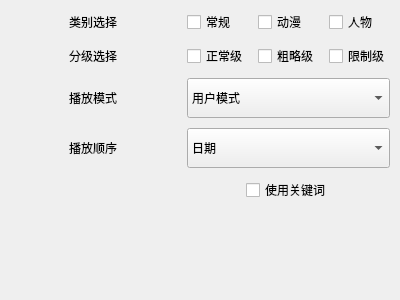
This is FrameFlow/SubAPI/WallPaper/Desktop/SetPage/DesignFile/SetDialog.ui in YUN-LJ/FrameFlow as Qt 5 draws it before an edit. The edited form follows.
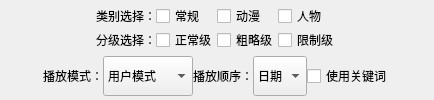
This is the edited form. Custom widgets are drawn as their Qt base class.

Commit message: 已完成壁纸播放主要功能,更改了任务类使用的任务池逻辑用于修复任务池死锁问题

Patch:
```diff
--- a/FrameFlow/SubAPI/WallPaper/Desktop/SetPage/DesignFile/SetDialog.ui
+++ b/FrameFlow/SubAPI/WallPaper/Desktop/SetPage/DesignFile/SetDialog.ui
@@ -6,8 +6,8 @@
    <rect>
     <x>0</x>
     <y>0</y>
-    <width>400</width>
-    <height>300</height>
+    <width>434</width>
+    <height>100</height>
    </rect>
   </property>
   <property name="windowTitle">
@@ -31,97 +31,122 @@
    </property>
    <item>
     <layout class="QGridLayout" name="gridLayout">
-     <property name="leftMargin">
-      <number>10</number>
-     </property>
-     <property name="topMargin">
-      <number>10</number>
-     </property>
-     <property name="rightMargin">
-      <number>10</number>
-     </property>
-     <property name="bottomMargin">
-      <number>10</number>
-     </property>
-     <property name="spacing">
-      <number>10</number>
-     </property>
      <item row="0" column="1">
-      <layout class="QHBoxLayout" name="horizontalLayout">
-       <item>
-        <widget class="CheckBox" name="checkBox_general">
-         <property name="text">
-          <string>常规</string>
-         </property>
-        </widget>
-       </item>
-       <item>
-        <widget class="CheckBox" name="checkBox_anime">
-         <property name="text">
-          <string>动漫</string>
-         </property>
-        </widget>
-       </item>
-       <item>
-        <widget class="CheckBox" name="checkBox_people">
-         <property name="text">
-          <string>人物</string>
-         </property>
-        </widget>
-       </item>
-      </layout>
+      <widget class="SubtitleLabel" name="label_purity">
+       <property name="styleSheet">
+        <string notr="true">font: 14pt &quot;Microsoft YaHei UI&quot;;</string>
+       </property>
+       <property name="text">
+        <string>类别选择：</string>
+       </property>
+      </widget>
      </item>
-     <item row="0" column="0" alignment="Qt::AlignmentFlag::AlignHCenter">
-      <widget class="SubtitleLabel" name="label">
+     <item row="1" column="1">
+      <widget class="SubtitleLabel" name="label_categories">
        <property name="styleSheet">
         <string notr="true">font: 14pt &quot;Microsoft YaHei UI&quot;;</string>
        </property>
        <property name="text">
-        <string>类别选择</string>
+        <string>分级选择：</string>
        </property>
       </widget>
      </item>
-     <item row="3" column="1">
-      <widget class="ComboBox" name="comboBox">
-       <property name="minimumSize">
-        <size>
-         <width>0</width>
-         <height>40</height>
-        </size>
+     <item row="0" column="4">
+      <widget class="CheckBox" name="checkBox_people">
+       <property name="text">
+        <string>人物</string>
        </property>
-       <item>
-        <property name="text">
-         <string>日期</string>
-        </property>
-       </item>
-       <item>
-        <property name="text">
-         <string>随机</string>
-        </property>
-       </item>
       </widget>
      </item>
-     <item row="1" column="0" alignment="Qt::AlignmentFlag::AlignHCenter">
-      <widget class="SubtitleLabel" name="label_2">
-       <property name="styleSheet">
-        <string notr="true">font: 14pt &quot;Microsoft YaHei UI&quot;;</string>
+     <item row="1" column="3">
+      <widget class="CheckBox" name="checkBox_sketchy">
+       <property name="text">
+        <string>粗略级</string>
        </property>
+      </widget>
+     </item>
+     <item row="1" column="2">
+      <widget class="CheckBox" name="checkBox_sfw">
        <property name="text">
-        <string>分级选择</string>
+        <string>正常级</string>
        </property>
       </widget>
      </item>
-     <item row="3" column="0" alignment="Qt::AlignmentFlag::AlignHCenter">
-      <widget class="SubtitleLabel" name="label_order">
+     <item row="0" column="2">
+      <widget class="CheckBox" name="checkBox_general">
+       <property name="text">
+        <string>常规</string>
+       </property>
+      </widget>
+     </item>
+     <item row="0" column="3">
+      <widget class="CheckBox" name="checkBox_anime">
+       <property name="text">
+        <string>动漫</string>
+       </property>
+      </widget>
+     </item>
+     <item row="1" column="4">
+      <widget class="CheckBox" name="checkBox_nsfw">
+       <property name="text">
+        <string>限制级</string>
+       </property>
+      </widget>
+     </item>
+     <item row="0" column="0">
+      <spacer name="horizontalSpacer">
+       <property name="orientation">
+        <enum>Qt::Orientation::Horizontal</enum>
+       </property>
+       <property name="sizeHint" stdset="0">
+        <size>
+         <width>40</width>
+         <height>20</height>
+        </size>
+       </property>
+      </spacer>
+     </item>
+     <item row="0" column="5">
+      <spacer name="horizontalSpacer_2">
+       <property name="orientation">
+        <enum>Qt::Orientation::Horizontal</enum>
+       </property>
+       <property name="sizeHint" stdset="0">
+        <size>
+         <width>40</width>
+         <height>20</height>
+        </size>
+       </property>
+      </spacer>
+     </item>
+    </layout>
+   </item>
+   <item>
+    <layout class="QHBoxLayout" name="horizontalLayout_6">
+     <item>
+      <spacer name="horizontalSpacer_3">
+       <property name="orientation">
+        <enum>Qt::Orientation::Horizontal</enum>
+       </property>
+       <property name="sizeHint" stdset="0">
+        <size>
+         <width>40</width>
+         <height>20</height>
+        </size>
+       </property>
+      </spacer>
+     </item>
+     <item>
+      <widget class="SubtitleLabel" name="label_mode">
        <property name="styleSheet">
         <string notr="true">font: 14pt &quot;Microsoft YaHei UI&quot;;</string>
        </property>
        <property name="text">
-        <string>播放顺序</string>
+        <string>播放模式：</string>
        </property>
       </widget>
      </item>
-     <item row="2" column="1">
+     <item>
       <widget class="ComboBox" name="comboBox_mode">
        <property name="minimumSize">
         <size>
@@ -146,61 +171,56 @@
        </item>
       </widget>
      </item>
-     <item row="1" column="1">
-      <layout class="QHBoxLayout" name="horizontalLayout_2">
-       <item>
-        <widget class="CheckBox" name="checkBox_sfw">
-         <property name="text">
-          <string>正常级</string>
-         </property>
-        </widget>
-       </item>
-       <item>
-        <widget class="CheckBox" name="checkBox_sketchy">
-         <property name="text">
-          <string>粗略级</string>
-         </property>
-        </widget>
-       </item>
-       <item>
-        <widget class="CheckBox" name="checkBox_nsfw">
-         <property name="text">
-          <string>限制级</string>
-         </property>
-        </widget>
-       </item>
-      </layout>
-     </item>
-     <item row="2" column="0" alignment="Qt::AlignmentFlag::AlignHCenter">
-      <widget class="SubtitleLabel" name="label_mode">
+     <item>
+      <widget class="SubtitleLabel" name="label_order">
        <property name="styleSheet">
         <string notr="true">font: 14pt &quot;Microsoft YaHei UI&quot;;</string>
        </property>
        <property name="text">
-        <string>播放模式</string>
+        <string>播放顺序：</string>
        </property>
       </widget>
      </item>
-     <item row="5" column="0">
-      <spacer name="verticalSpacer">
-       <property name="orientation">
-        <enum>Qt::Orientation::Vertical</enum>
-       </property>
-       <property name="sizeHint" stdset="0">
+     <item>
+      <widget class="ComboBox" name="comboBox">
+       <property name="minimumSize">
         <size>
-         <width>20</width>
+         <width>0</width>
          <height>40</height>
         </size>
        </property>
-      </spacer>
+       <item>
+        <property name="text">
+         <string>日期</string>
+        </property>
+       </item>
+       <item>
+        <property name="text">
+         <string>随机</string>
+        </property>
+       </item>
+      </widget>
      </item>
-     <item row="4" column="1" alignment="Qt::AlignmentFlag::AlignHCenter">
+     <item>
       <widget class="SwitchButton" name="checkBox_use_tag">
        <property name="text">
         <string>使用关键词</string>
        </property>
       </widget>
      </item>
+     <item>
+      <spacer name="horizontalSpacer_4">
+       <property name="orientation">
+        <enum>Qt::Orientation::Horizontal</enum>
+       </property>
+       <property name="sizeHint" stdset="0">
+        <size>
+         <width>40</width>
+         <height>20</height>
+        </size>
+       </property>
+      </spacer>
+     </item>
     </layout>
    </item>
   </layout>
```
The commit also changes 30 other files.
